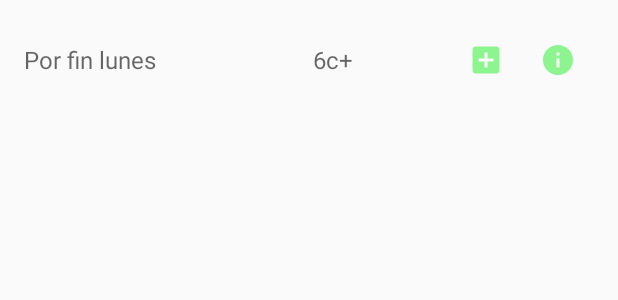
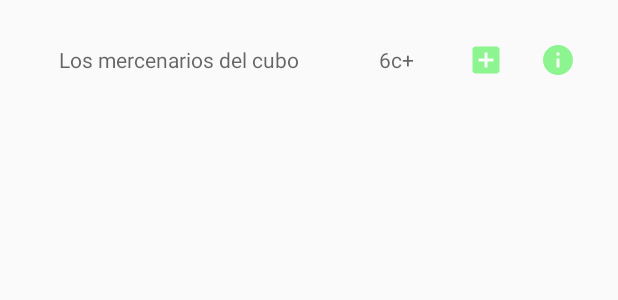
Before and after one commit to edumidon16/SkechyCrag, an Android app: the layout item_crag_detail.xml on its own in the app's theme, with its tools: preview values and no code run, on a phone screen of 412 x 824 dp. Shown: the top 300 px of the screen. Run offline under Robolectric (Android 15) with nearby library versions, the phone set to English and light mode, and no system bars.

Commit message:
Another way of creating the level from the users.

```diff
--- a/app/src/main/java/com/example/skechycrag/domain/GetMoreInfoRouteUseCase.kt
+++ b/app/src/main/java/com/example/skechycrag/domain/GetMoreInfoRouteUseCase.kt
@@ -16,7 +16,7 @@ class GetMoreInfoRouteUseCase @Inject constructor(
     }
     private  fun calculateCommunityGrade(bookGrade: String, communityGrades: List<MoreInfoRouteModel>?): String{
 
-        val bookWeight = 0.4 // Base weight for the book grade
+        val bookWeight = 0.3 // Base weight for the book grade
 
         var totalEffectiveLevels = 0.0
         var communityGradeSum = 0.0
--- a/app/src/main/java/com/example/skechycrag/domain/GetRouteDetailUseCase.kt
+++ b/app/src/main/java/com/example/skechycrag/domain/GetRouteDetailUseCase.kt
@@ -24,13 +24,18 @@ class GetRouteDetailUseCase @Inject constructor(
         )
         var user = userRepository.getUserLevel()
         user.let {
-
             var difficultSum = user?.difficultySum
             var numRoutes = user?.numRoutes?.plus(1)
             var gradeInDouble = convertGradeToNumber(route.grade)
             difficultSum = difficultSum?.plus( gradeInDouble.toInt())
-            //var level = difficultSum?.div(numRoutes!!)
-            var level = user?.level?.plus(gradeInDouble)
+
+            //We multiplicate the difficulty sum to the number of routes that has done - 1
+            //If a user has 27.0 of difficultySum with 3 routes, is equal to 26.19 of level
+            //If he does a 5 = 1 point, his difficultySum will be 28.0 with 4 routes, the level = 26.88
+            //Meaning that even if a good climber does a easy climb his level steal improves
+            var a = 1.0
+            var b = numRoutes?.div(100)?.toDouble()
+            var level = difficultSum?.times(a - b!!)
 
             if(level?.toDouble() != 0.0){
                 user?.level = level!!.toDouble()
--- a/app/src/main/java/com/example/skechycrag/ui/routedetail/RouteDetailViewModel.kt
+++ b/app/src/main/java/com/example/skechycrag/ui/routedetail/RouteDetailViewModel.kt
@@ -90,7 +90,6 @@ class RouteDetailViewModel @Inject constructor(
         }
     }
 
-
     fun getCommunityGrade() {
         viewModelScope.launch {
             val communityGrade = getMoreInfoRouteUseCase.communityGrade
--- a/app/src/main/res/layout/item_crag_detail.xml
+++ b/app/src/main/res/layout/item_crag_detail.xml
@@ -5,18 +5,26 @@
     android:layout_height="wrap_content"
     android:orientation="horizontal"
     android:padding="16dp">
+        <ScrollView
+            android:layout_width="wrap_content"
+            android:layout_height="wrap_content"
+            android:layout_gravity="center"
+            android:layout_marginRight="5dp"
+            android:layout_weight="1"
+            android:fillViewport="true">
 
             <TextView
                 android:id="@+id/routeNameTextView"
-        android:layout_width="0dp"
+                android:layout_width="wrap_content"
                 android:layout_height="wrap_content"
+                android:layout_gravity="center"
                 android:layout_weight="1"
-        android:layout_gravity="center"
-        android:hint="Por fin lunes"
-        android:maxLines="1"
+                android:hint="Los mercenarios del cubo"
+                android:maxLines="3"
                 android:textColor="@color/black"
-        android:textSize="16sp" />
+                android:textSize="14sp" />
 
+        </ScrollView>
         <TextView
             android:id="@+id/routeGradeTextView"
             android:layout_width="wrap_content"
@@ -26,12 +34,14 @@
             android:gravity="center"
             android:hint="6c+"
             android:textColor="@color/black"
-        android:textSize="16sp" />
+            android:textSize="14sp" />
+
         <LinearLayout
             android:layout_width="wrap_content"
             android:layout_height="wrap_content"
-        android:orientation="horizontal"
-        android:layout_gravity="center_vertical">
+            android:layout_gravity="center_vertical"
+            android:orientation="horizontal">
+
             <ImageButton
                 android:id="@+id/addLogBookButton"
                 android:layout_width="48dp"
@@ -49,10 +59,5 @@
                 android:padding="12dp"
                 android:src="@drawable/ic_info"
                 app:tint="@color/primaryColor" />
-
         </LinearLayout>
-
-
-
-
 </LinearLayout>
```
Lines whose indentation alone changed are shown as unchanged.
